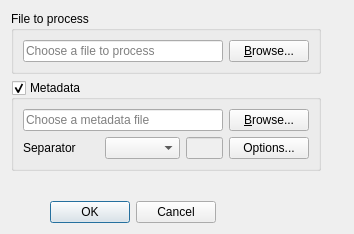
First picture: the form in lib/ui/process_mgf_dialog.ui, repository metgem/metgem, before the edit.
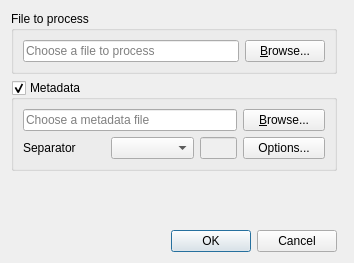
Second picture: the form after the edit. Icons and pictures are not drawn. Custom widgets are drawn as their Qt base class.

Commit message: Tune parameters widgets and ProcessMgfDialog

```diff
--- a/lib/ui/process_mgf_dialog.ui
+++ b/lib/ui/process_mgf_dialog.ui
@@ -10,7 +10,7 @@
     <x>0</x>
     <y>0</y>
     <width>354</width>
-    <height>195</height>
+    <height>263</height>
    </rect>
   </property>
   <property name="sizePolicy">
@@ -23,63 +23,14 @@
    <string>Process File</string>
   </property>
   <layout class="QGridLayout" name="gridLayout_2">
-   <item row="7" column="0" colspan="2">
-    <widget class="QDialogButtonBox" name="buttonBox">
-     <property name="orientation">
-      <enum>Qt::Horizontal</enum>
-     </property>
-     <property name="standardButtons">
-      <set>QDialogButtonBox::Cancel|QDialogButtonBox::Ok</set>
-     </property>
-     <property name="centerButtons">
-      <bool>false</bool>
-     </property>
-    </widget>
+   <item row="0" column="3" rowspan="6">
+    <widget class="QWidget" name="wgAdvancedOptions" native="true"/>
    </item>
-   <item row="0" column="0" colspan="3">
-    <widget class="QGroupBox" name="gbProcess">
-     <property name="title">
-      <string>File to process</string>
-     </property>
-     <property name="flat">
-      <bool>true</bool>
-     </property>
-     <layout class="QHBoxLayout" name="horizontalLayout_4">
-      <item>
-       <widget class="QLineEdit" name="editProcessFile">
-        <property name="minimumSize">
-         <size>
-          <width>200</width>
-          <height>0</height>
-         </size>
-        </property>
-        <property name="placeholderText">
-         <string>Choose a file to process</string>
-        </property>
-       </widget>
-      </item>
-      <item>
-       <widget class="QPushButton" name="btBrowseProcessFile">
-        <property name="text">
-         <string>&amp;Browse...</string>
-        </property>
-        <property name="icon">
-         <iconset resource="ui.qrc">
-          <normaloff>:/icons/images/folder-open.svg</normaloff>:/icons/images/folder-open.svg</iconset>
-        </property>
-       </widget>
-      </item>
-     </layout>
-    </widget>
-   </item>
-   <item row="1" column="0" colspan="3">
+   <item row="1" column="0">
     <widget class="QGroupBox" name="gbMetadata">
      <property name="title">
       <string>Metadata</string>
      </property>
-     <property name="flat">
-      <bool>true</bool>
-     </property>
      <property name="checkable">
       <bool>true</bool>
      </property>
@@ -157,8 +108,51 @@
      </layout>
     </widget>
    </item>
-   <item row="0" column="3" rowspan="6">
-    <widget class="QWidget" name="wgAdvancedOptions" native="true"/>
+   <item row="0" column="0">
+    <widget class="QGroupBox" name="gbProcess">
+     <property name="title">
+      <string>File to process</string>
+     </property>
+     <layout class="QHBoxLayout" name="horizontalLayout_4">
+      <item>
+       <widget class="QLineEdit" name="editProcessFile">
+        <property name="minimumSize">
+         <size>
+          <width>200</width>
+          <height>0</height>
+         </size>
+        </property>
+        <property name="placeholderText">
+         <string>Choose a file to process</string>
+        </property>
+       </widget>
+      </item>
+      <item>
+       <widget class="QPushButton" name="btBrowseProcessFile">
+        <property name="text">
+         <string>&amp;Browse...</string>
+        </property>
+        <property name="icon">
+         <iconset resource="ui.qrc">
+          <normaloff>:/icons/images/folder-open.svg</normaloff>:/icons/images/folder-open.svg</iconset>
+        </property>
+       </widget>
+      </item>
+     </layout>
+    </widget>
+   </item>
+   <item row="7" column="0">
+    <widget class="QDialogButtonBox" name="buttonBox">
+     <property name="orientation">
+      <enum>Qt::Horizontal</enum>
+     </property>
+     <property name="standardButtons">
+      <set>QDialogButtonBox::Cancel|QDialogButtonBox::Ok</set>
+     </property>
+     <property name="centerButtons">
+      <bool>false</bool>
+     </property>
+    </widget>
    </item>
   </layout>
  </widget>
```
The commit also changes 4 other files.
